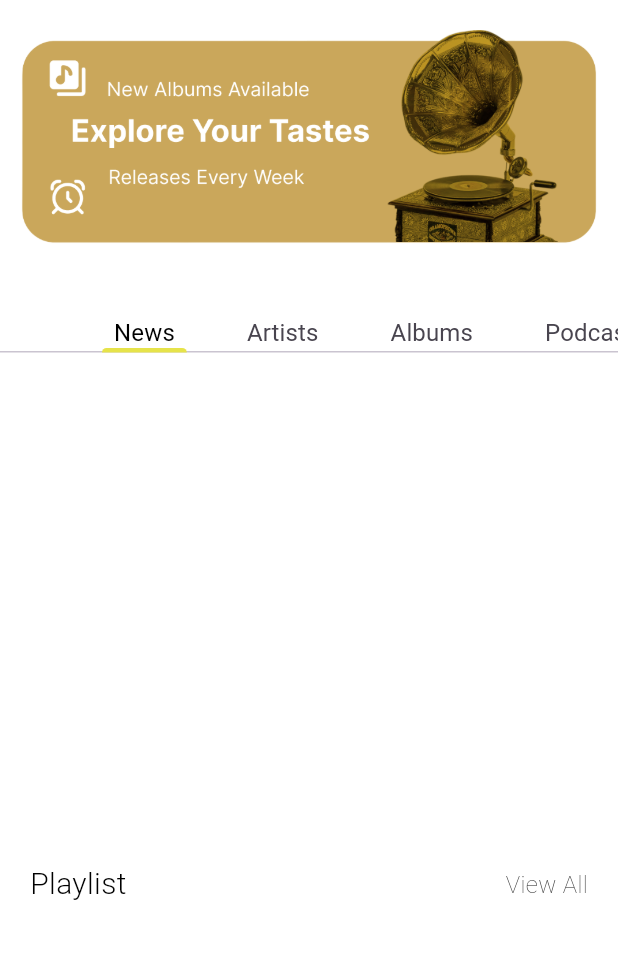
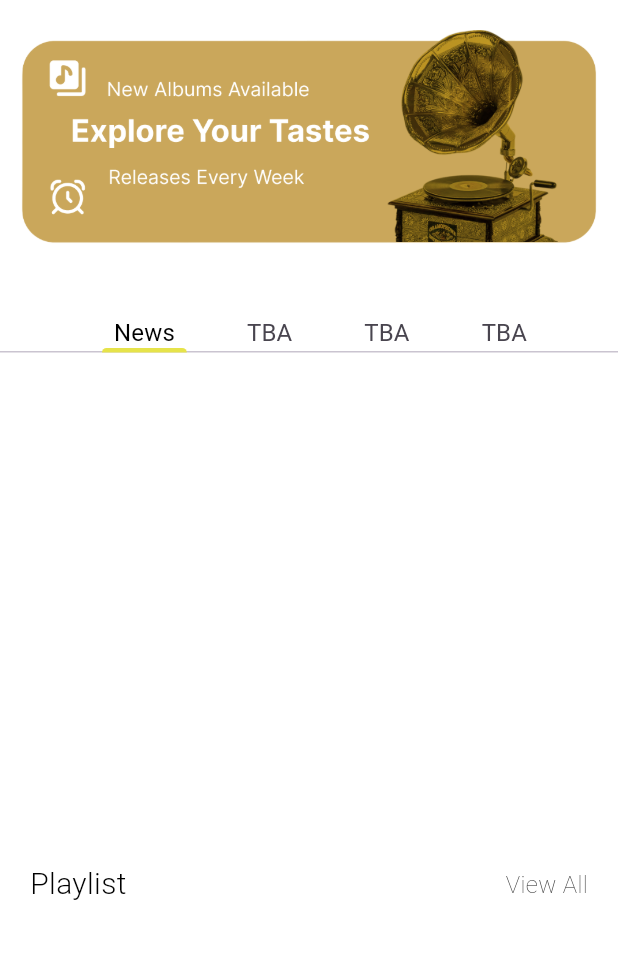
Before and after one commit to noobplatinum/Groovroads, a Flutter app: the HomePage screen opened directly, on a phone screen of 412 x 824 dp, the part 84-1043 px from its top. Run offline on Flutter 3.47's test engine with Material 3 defaults, Android fonts, the light colour scheme and no system bars; our stand-ins replace carousel_slider, cloud_firestore, dartz, firebase_auth, firebase_core, flutter_bloc and 3 more; accounts and stored records are empty; Roboto replaces fonts that are missing (Poppins).

Commit message:
Project Finish

```diff
--- a/lib/presentation/home/pages/home.dart
+++ b/lib/presentation/home/pages/home.dart
@@ -119,15 +119,15 @@ class _HomePageState extends State<HomePage> with SingleTickerProviderStateMixin
           ),
           Padding(
             padding: const EdgeInsets.symmetric(horizontal: 8.0),
-            child: Text('Artists', style: TextStyle(fontWeight: FontWeight.w400, fontSize: 16)),
+            child: Text('TBA', style: TextStyle(fontWeight: FontWeight.w400, fontSize: 16)),
           ),
           Padding(
             padding: const EdgeInsets.symmetric(horizontal: 8.0),
-            child: Text('Albums', style: TextStyle(fontWeight: FontWeight.w400, fontSize: 16)),
+            child: Text('TBA', style: TextStyle(fontWeight: FontWeight.w400, fontSize: 16)),
           ),
           Padding(
             padding: const EdgeInsets.symmetric(horizontal: 8.0),
-            child: Text('Podcasts', style: TextStyle(fontWeight: FontWeight.w400, fontSize: 16)),
+            child: Text('TBA', style: TextStyle(fontWeight: FontWeight.w400, fontSize: 16)),
           ),
         ],
       ),
```
